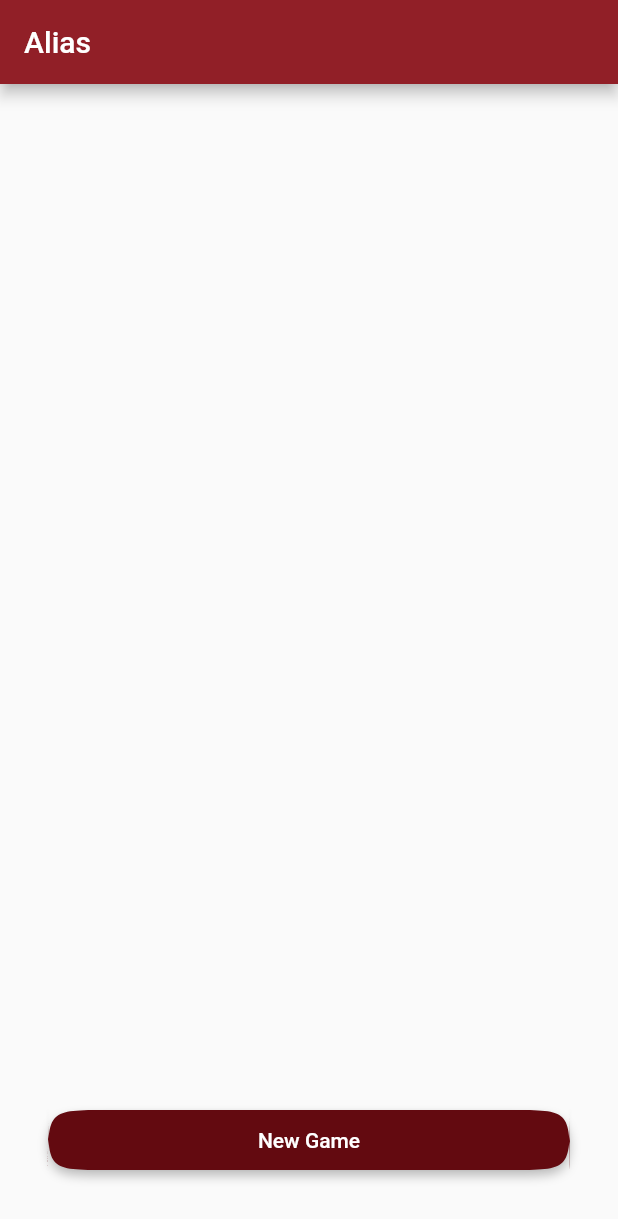
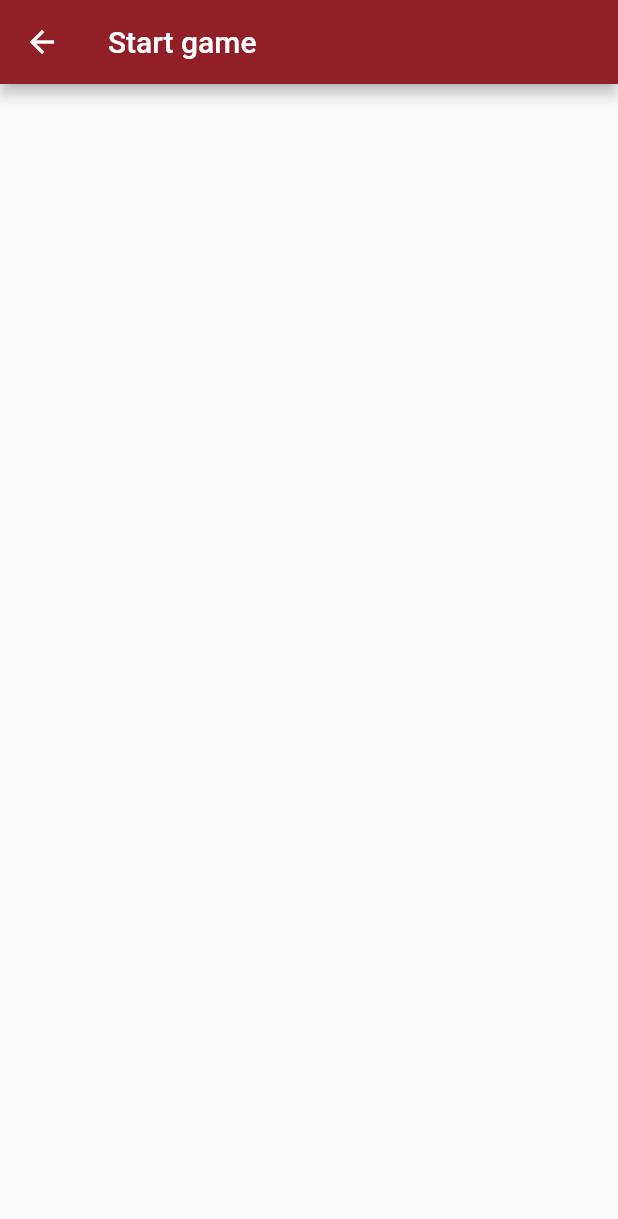
Before and after one commit to f-person/alias, a Flutter app: the screen it shows after launch, after a tap on "New Game", on a phone screen of 412 x 824 dp. Shown: the top 1219 px of the screen. Run offline on Flutter 3.47's test engine with Material 2 defaults, Android fonts, the light colour scheme and no system bars; our stand-ins replace auto_route, bloc, flutter_bloc, flutter_hooks, freezed_annotation, get_it.

Commit message:
feat: navigate to new game screen

```diff
--- a/lib/app_initializers.dart
+++ b/lib/app_initializers.dart
@@ -1,6 +1,10 @@
 import 'package:alias/presentation/app_widget.dart';
 import 'package:flutter/material.dart';
 
-void initAndRunApp() {
+import 'injection.dart';
+
+Future<void> initAndRunApp() async {
+  await configureDependencies();
+
   runApp(AppWidget());
 }
--- /dev/null
+++ b/lib/application/main_menu/main_menu_bloc.dart
@@ -0,0 +1,25 @@
+import 'package:bloc/bloc.dart';
+import 'package:freezed_annotation/freezed_annotation.dart';
+
+part 'main_menu_event.dart';
+part 'main_menu_state.dart';
+part 'main_menu_bloc.freezed.dart';
+
+class MainMenuBloc extends Bloc<MainMenuEvent, MainMenuState> {
+  MainMenuBloc() : super(const MainMenuState.initial()) {
+    on<MainMenuEvent>(_handleMainMenuEvent);
+  }
+
+  void _handleMainMenuEvent(MainMenuEvent event, Emitter<MainMenuState> emit) {
+    event.map(
+      startNewGamePressed: (e) {
+        emit(const MainMenuState.navigationToGameStarted());
+
+        /// Emitting an additional [MainMenuState.initial] because
+        /// [BlocListener] doesn't call the [listener] callback when
+        /// the new and previous states are identical.
+        emit(const MainMenuState.initial());
+      },
+    );
+  }
+}
--- /dev/null
+++ b/lib/application/main_menu/main_menu_event.dart
@@ -0,0 +1,6 @@
+part of 'main_menu_bloc.dart';
+
+@freezed
+class MainMenuEvent with _$MainMenuEvent {
+  const factory MainMenuEvent.startNewGamePressed() = _StartNewGamePressed;
+}
--- /dev/null
+++ b/lib/core/utils/function_utils.dart
@@ -0,0 +1,5 @@
+/// This file contains utils for functions.
+
+/// This function should be used in places when a callback is necessary
+/// but we want to do nothing in purpose.
+void empty() {}
--- /dev/null
+++ b/lib/injection.dart
@@ -0,0 +1,8 @@
+import 'package:alias/application/main_menu/main_menu_bloc.dart';
+import 'package:get_it/get_it.dart';
+
+final getIt = GetIt.instance;
+
+Future<void> configureDependencies() async {
+  getIt.registerFactory<MainMenuBloc>(() => MainMenuBloc());
+}
--- a/lib/presentation/core/router/router.dart
+++ b/lib/presentation/core/router/router.dart
@@ -1,13 +1,15 @@
-import 'package:alias/presentation/menu/menu_screen.dart';
+import 'package:alias/presentation/game/start_game_screen.dart';
+import 'package:alias/presentation/main_menu/main_menu_screen.dart';
 import 'package:auto_route/auto_route.dart';
 
 @AdaptiveAutoRouter(
   replaceInRouteName: 'Screen,Route',
   routes: <AutoRoute>[
     AutoRoute(
-      page: MenuScreen,
+      page: MainMenuScreen,
       initial: true,
     ),
+    AutoRoute(page: StartGameScreen)
   ],
 )
 class $AppRouter {}
--- /dev/null
+++ b/lib/presentation/game/start_game_screen.dart
@@ -0,0 +1,14 @@
+import 'package:flutter/material.dart';
+
+class StartGameScreen extends StatelessWidget {
+  const StartGameScreen({Key? key}) : super(key: key);
+
+  @override
+  Widget build(BuildContext context) {
+    return Scaffold(
+      appBar: AppBar(
+        title: const Text('Start game'),
+      ),
+    );
+  }
+}
--- /dev/null
+++ b/lib/presentation/main_menu/main_menu_screen.dart
@@ -0,0 +1,47 @@
+import 'package:alias/application/main_menu/main_menu_bloc.dart';
+import 'package:alias/core/utils/function_utils.dart';
+import 'package:alias/injection.dart';
+import 'package:alias/presentation/core/router/router.gr.dart';
+import 'package:auto_route/auto_route.dart';
+import 'package:flutter/material.dart';
+import 'package:flutter_bloc/flutter_bloc.dart';
+import 'package:flutter_hooks/flutter_hooks.dart';
+
+import 'widgets/new_game_button.dart';
+
+class MainMenuScreen extends HookWidget {
+  const MainMenuScreen({Key? key}) : super(key: key);
+
+  @override
+  Widget build(BuildContext context) {
+    return BlocProvider<MainMenuBloc>(
+      create: (_) => getIt<MainMenuBloc>(),
+      child: BlocListener<MainMenuBloc, MainMenuState>(
+        listenWhen: (_, __) {
+          print('listen when');
+          return true;
+        },
+        listener: (context, state) {
+          print('listenWhen called $state');
+
+          state.when(
+            initial: empty,
+            navigationToGameStarted: () {
+              context.router.push(const StartGameRoute());
+            },
+          );
+        },
+        child: Scaffold(
+          appBar: AppBar(
+            title: const Text('Alias'),
+          ),
+          body: Column(children: const [
+            Expanded(child: SizedBox()),
+            NewGameButton(),
+            SizedBox(height: 40),
+          ]),
+        ),
+      ),
+    );
+  }
+}
--- a/lib/presentation/menu/widgets/new_game_button.dart
+++ b/lib/presentation/main_menu/widgets/new_game_button.dart
@@ -1,4 +1,6 @@
+import 'package:alias/application/main_menu/main_menu_bloc.dart';
 import 'package:flutter/material.dart';
+import 'package:flutter_bloc/flutter_bloc.dart';
 
 class NewGameButton extends StatelessWidget {
   const NewGameButton({Key? key}) : super(key: key);
@@ -9,7 +11,7 @@
       padding: const EdgeInsets.symmetric(horizontal: 32),
       child: ElevatedButton(
         onPressed: () {
-          // TODO: Navigate to a new game screen.
+          context.read<MainMenuBloc>().add(const MainMenuEvent.startNewGamePressed());
         },
         child: const Text('New Game'),
       ),
--- a/lib/presentation/menu/menu_screen.dart
+++ /dev/null
@@ -1,20 +0,0 @@
-import 'package:alias/presentation/menu/widgets/new_game_button.dart';
-import 'package:flutter/material.dart';
-
-class MenuScreen extends StatelessWidget {
-  const MenuScreen({Key? key}) : super(key: key);
-
-  @override
-  Widget build(BuildContext context) {
-    return Scaffold(
-      appBar: AppBar(
-        title: const Text('Alias'),
-      ),
-      body: Column(children: const [
-        Expanded(child: SizedBox()),
-        NewGameButton(),
-        SizedBox(height: 40),
-      ]),
-    );
-  }
-}
--- a/pubspec.yaml
+++ b/pubspec.yaml
@@ -11,11 +11,13 @@
 dependencies:
   auto_route: ^2.3.2
   cupertino_icons: ^1.0.2
-  dartz: ^0.10.0
   flutter:
     sdk: flutter
-  flutter_bloc: ^7.2.0
+  flutter_bloc: ^7.3.0
+  flutter_hooks: ^0.18.0
+  fpdart: ^0.0.11
   freezed_annotation: ^0.14.3
+  get_it: ^7.2.0
   json_annotation: ^4.1.0
 
 dev_dependencies:
```
Also changed, not shown: lib/application/main_menu/main_menu_state.dart (added, +7 -0 lines), lib/application/main_menu/main_menu_bloc.freezed.dart (added), lib/presentation/core/router/router.gr.dart, pubspec.lock, 1 other file.
